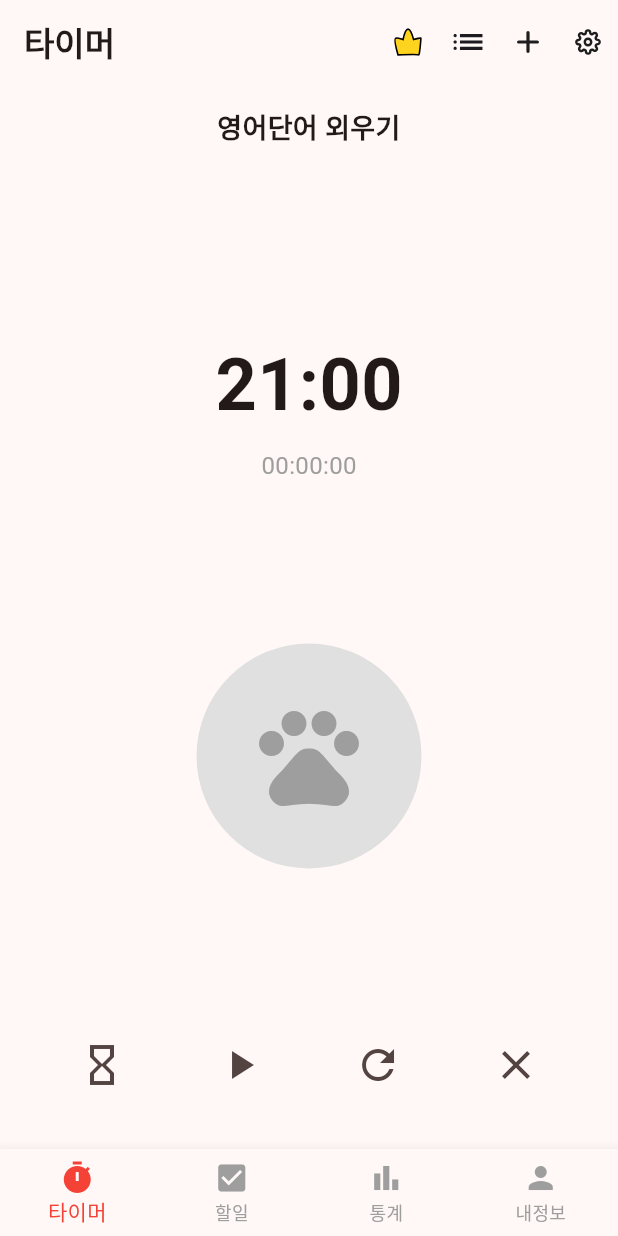
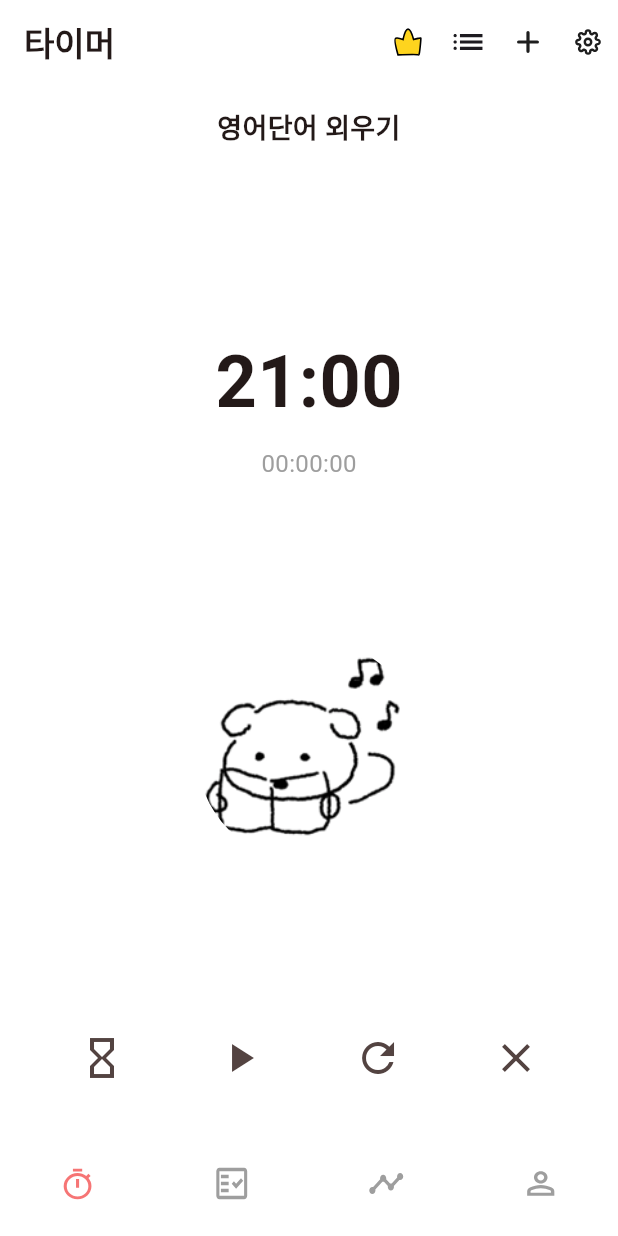
Before and after one commit to solve-z/TimeDog_Test, a Flutter app: the screen it shows after launch, on a phone screen of 412 x 824 dp. Run offline on Flutter 3.47's test engine with Material 3 defaults, Android fonts, the phone set to English and light mode, and no system bars; our stand-ins replace flutter_svg.

Commit message:
feat: 타이머 화면 구성

```diff
--- a/lib/app.dart
+++ b/lib/app.dart
@@ -1,5 +1,6 @@
 import 'package:flutter/material.dart';
 import 'screen/main/s_timer.dart';
+import 'common/constant/app_constants.dart';
 
 class TimeDogApp extends StatelessWidget {
   const TimeDogApp({super.key});
@@ -11,6 +12,12 @@ class TimeDogApp extends StatelessWidget {
       theme: ThemeData(
         colorScheme: ColorScheme.fromSeed(seedColor: Colors.red),
         useMaterial3: true,
+        scaffoldBackgroundColor: AppColors.scaffoldBackground,
+        appBarTheme: const AppBarTheme(
+          backgroundColor: AppColors.appBarBackground,
+          elevation: 0,
+          surfaceTintColor: Colors.transparent,
+        ),
       ),
       home: const TimerScreen(),
     );
--- a/lib/common/constant/app_constants.dart
+++ b/lib/common/constant/app_constants.dart
@@ -1,6 +1,8 @@
+import 'package:flutter/material.dart';
+
 class AppConstants {
   static const double appBarIconSize = 30.0;
-  static const double bottomNavIconSize = 24.0;
+  static const double bottomNavIconSize = 28.0;
   static const double actionButtonIconSize = 32.0;
 }
 
@@ -11,4 +13,16 @@ class AssetPaths {
   static const String listIcon = '${iconPath}list.svg';
   static const String plusIcon = '${iconPath}plus.svg';
   static const String settingIcon = '${iconPath}setting.svg';
+
+  static const String timerIcon = '${iconPath}timer.svg';
+  static const String diaryIcon = '${iconPath}diary.svg';
+  static const String chartIcon = '${iconPath}chart.svg';
+  static const String peopleIcon = '${iconPath}people.svg';
 }
+
+class AppColors {
+  static const Color selectedBottomNav = Color(0xFFF67575);
+  static const Color scaffoldBackground = Color(0xFFFFFFFF);
+  static const Color bottomNavBackground = Color(0xFFFFFFFF);
+  static const Color appBarBackground = Color(0xFFFFFFFF);
+}
--- /dev/null
+++ b/lib/common/widget/w_bottom_navigation.dart
@@ -0,0 +1,93 @@
+import 'package:flutter/material.dart';
+import 'package:flutter_svg/flutter_svg.dart';
+import '../constant/app_constants.dart';
+
+class BottomNavigationWidget extends StatelessWidget {
+  final int currentIndex;
+  final ValueChanged<int> onTap;
+
+  const BottomNavigationWidget({
+    super.key,
+    required this.currentIndex,
+    required this.onTap,
+  });
+
+  @override
+  Widget build(BuildContext context) {
+    return Theme(
+      data: Theme.of(context).copyWith(
+        splashColor: Colors.transparent,
+        highlightColor: Colors.transparent,
+      ),
+      child: BottomNavigationBar(
+        type: BottomNavigationBarType.fixed,
+        currentIndex: currentIndex,
+        selectedItemColor: AppColors.selectedBottomNav,
+        unselectedItemColor: Colors.grey,
+        showSelectedLabels: false,
+        showUnselectedLabels: false,
+        elevation: 0,
+        backgroundColor: AppColors.bottomNavBackground,
+        onTap: onTap,
+      items: [
+        BottomNavigationBarItem(
+          icon: SvgPicture.asset(
+            AssetPaths.timerIcon,
+            width: AppConstants.bottomNavIconSize,
+            height: AppConstants.bottomNavIconSize,
+            colorFilter: currentIndex == 0
+                ? ColorFilter.mode(
+                    AppColors.selectedBottomNav,
+                    BlendMode.srcIn,
+                  )
+                : ColorFilter.mode(Colors.grey, BlendMode.srcIn),
+          ),
+          label: '',
+        ),
+        BottomNavigationBarItem(
+          icon: SvgPicture.asset(
+            AssetPaths.diaryIcon,
+            width: AppConstants.bottomNavIconSize,
+            height: AppConstants.bottomNavIconSize,
+            colorFilter: currentIndex == 1
+                ? ColorFilter.mode(
+                    AppColors.selectedBottomNav,
+                    BlendMode.srcIn,
+                  )
+                : ColorFilter.mode(Colors.grey, BlendMode.srcIn),
+          ),
+          label: '',
+        ),
+        BottomNavigationBarItem(
+          icon: SvgPicture.asset(
+            AssetPaths.chartIcon,
+            width: AppConstants.bottomNavIconSize,
+            height: AppConstants.bottomNavIconSize,
+            colorFilter: currentIndex == 2
+                ? ColorFilter.mode(
+                    AppColors.selectedBottomNav,
+                    BlendMode.srcIn,
+                  )
+                : ColorFilter.mode(Colors.grey, BlendMode.srcIn),
+          ),
+          label: '',
+        ),
+        BottomNavigationBarItem(
+          icon: SvgPicture.asset(
+            AssetPaths.peopleIcon,
+            width: AppConstants.bottomNavIconSize,
+            height: AppConstants.bottomNavIconSize,
+            colorFilter: currentIndex == 3
+                ? ColorFilter.mode(
+                    AppColors.selectedBottomNav,
+                    BlendMode.srcIn,
+                  )
+                : ColorFilter.mode(Colors.grey, BlendMode.srcIn),
+          ),
+          label: '',
+        ),
+      ],
+      ),
+    );
+  }
+}
--- /dev/null
+++ b/lib/screen/main/f_character_animation.dart
@@ -0,0 +1,44 @@
+import 'package:flutter/material.dart';
+
+class CharacterAnimationFragment extends StatefulWidget {
+  const CharacterAnimationFragment({super.key});
+
+  @override
+  State<CharacterAnimationFragment> createState() =>
+      _CharacterAnimationFragmentState();
+}
+
+class _CharacterAnimationFragmentState
+    extends State<CharacterAnimationFragment> {
+  String currentAnimation = 'assets/images/animations/animation1.png';
+
+  @override
+  Widget build(BuildContext context) {
+    return GestureDetector(
+      onTap: () {
+        // 추후 애니메이션 변경 기능
+      },
+      child: Container(
+        height: 150,
+        width: 150,
+        decoration: BoxDecoration(borderRadius: BorderRadius.circular(75)),
+        child: ClipRRect(
+          borderRadius: BorderRadius.circular(75),
+          child: Image.asset(
+            currentAnimation,
+            width: 150,
+            height: 150,
+            fit: BoxFit.cover,
+          ),
+        ),
+      ),
+    );
+  }
+
+  // 추후 애니메이션 변경을 위한 메서드
+  void changeAnimation(String animationPath) {
+    setState(() {
+      currentAnimation = animationPath;
+    });
+  }
+}
--- a/lib/screen/main/s_timer.dart
+++ b/lib/screen/main/s_timer.dart
@@ -1,5 +1,7 @@
 import 'package:flutter/material.dart';
 import '../../common/widget/w_app_bar_actions.dart';
+import '../../common/widget/w_bottom_navigation.dart';
+import 'f_character_animation.dart';
 
 class TimerScreen extends StatefulWidget {
   const TimerScreen({super.key});
@@ -20,6 +22,7 @@ class _TimerScreenState extends State<TimerScreen> {
       ),
       body: Column(
         children: [
+          // 할일
           Container(
             width: double.infinity,
             padding: const EdgeInsets.all(16),
@@ -30,6 +33,8 @@ class _TimerScreenState extends State<TimerScreen> {
             ),
           ),
           const Spacer(),
+
+          // 타이머&스톱워치
           Column(
             children: [
               const Text(
@@ -44,16 +49,12 @@ class _TimerScreenState extends State<TimerScreen> {
             ],
           ),
           const Spacer(),
-          Container(
-            height: 150,
-            width: 150,
-            decoration: BoxDecoration(
-              color: Colors.grey[300],
-              borderRadius: BorderRadius.circular(75),
-            ),
-            child: const Icon(Icons.pets, size: 80, color: Colors.grey),
-          ),
+
+          // 캐릭터 애니메이션 영역
+          const CharacterAnimationFragment(),
           const Spacer(),
+
+          // 액션버튼
           Row(
             mainAxisAlignment: MainAxisAlignment.spaceEvenly,
             children: [
@@ -86,22 +87,13 @@ class _TimerScreenState extends State<TimerScreen> {
           const SizedBox(height: 32),
         ],
       ),
-      bottomNavigationBar: BottomNavigationBar(
-        type: BottomNavigationBarType.fixed,
+      bottomNavigationBar: BottomNavigationWidget(
         currentIndex: _currentIndex,
-        selectedItemColor: Colors.red,
-        unselectedItemColor: Colors.grey,
         onTap: (index) {
           setState(() {
             _currentIndex = index;
           });
         },
-        items: const [
-          BottomNavigationBarItem(icon: Icon(Icons.timer), label: '타이머'),
-          BottomNavigationBarItem(icon: Icon(Icons.check_box), label: '할일'),
-          BottomNavigationBarItem(icon: Icon(Icons.bar_chart), label: '통계'),
-          BottomNavigationBarItem(icon: Icon(Icons.person), label: '내정보'),
-        ],
       ),
     );
   }
```
Also changed, not shown: assets/images/icons/chart.svg (added), assets/images/icons/diary.svg (added), assets/images/icons/people.svg (added), assets/images/icons/timer.svg (added).
